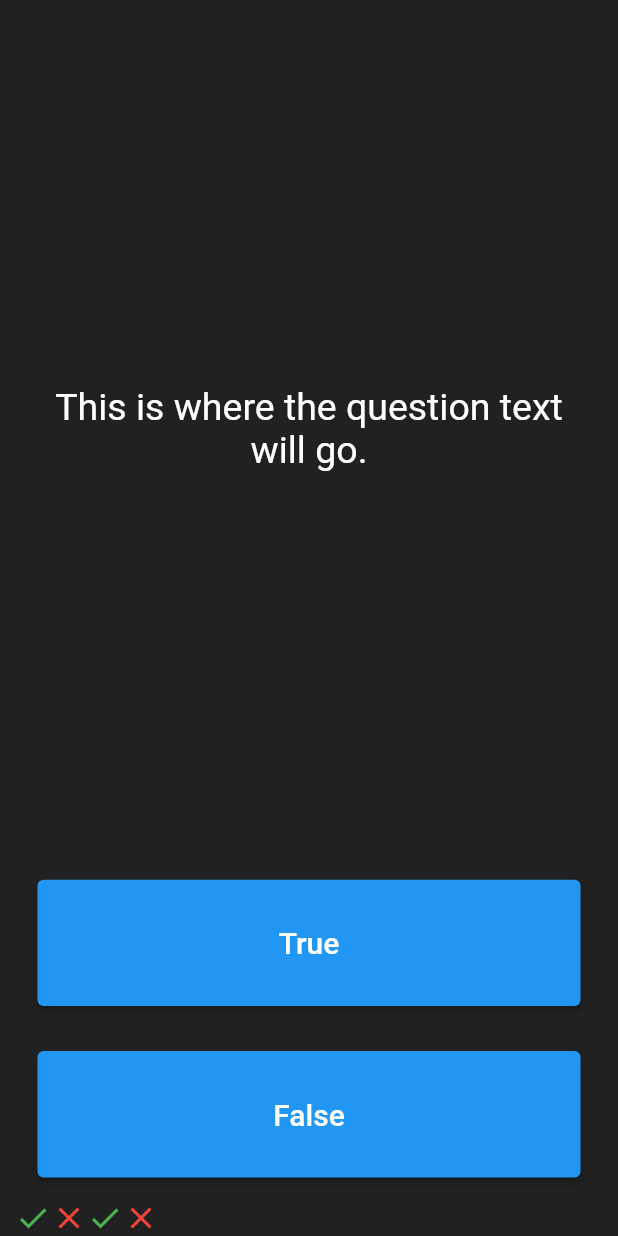
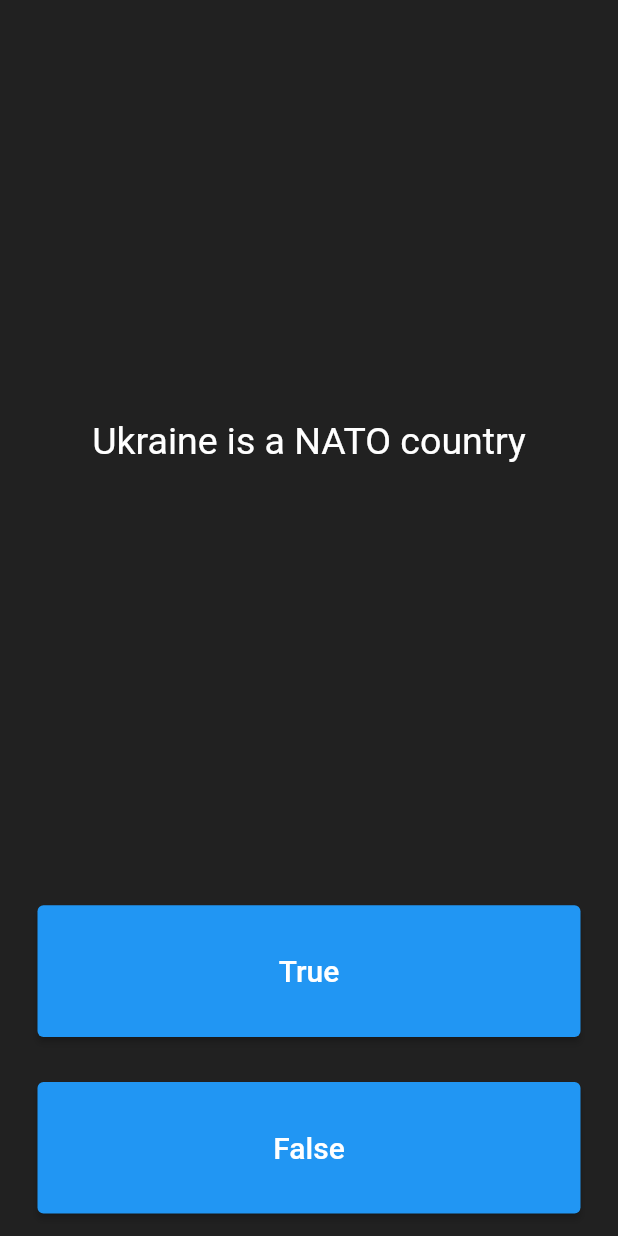
Before and after one commit to shardhayv/quiz_app, a Flutter app: the screen it shows after launch, after a tap on "True", after a tap on "False", on a phone screen of 412 x 824 dp. Run offline on Flutter 3.47's test engine with Material 2 defaults, Android fonts, the phone set to English and light mode, and no system bars.

Commit message:
questions validation done

```diff
--- a/lib/main.dart
+++ b/lib/main.dart
@@ -26,16 +26,21 @@ class QuizPage extends StatefulWidget {
 }
 
 class _QuizPageState extends State<QuizPage> {
-  List<Widget> score = [
-    Icon(
-      Icons.check,
-      color: Colors.green,
-    ),
-    Icon(
-      Icons.close,
-      color: Colors.red,
-    ),
+  List<Widget> score = [];
+
+  List<String> questions = [
+    'Kathmandu is the capital city of Nepal',
+    'Russia is in Europe',
+    'Ukraine is a NATO country',
   ];
+
+  List<bool> answers = [
+    true,
+    false,
+    false,
+  ];
+
+  int que_num = 0;
 
   @override
   Widget build(BuildContext context) {
@@ -49,7 +54,7 @@ class _QuizPageState extends State<QuizPage> {
             padding: EdgeInsets.all(10.0),
             child: Center(
               child: Text(
-                'This is where the question text will go.',
+                questions[que_num],
                 textAlign: TextAlign.center,
                 style: TextStyle(
                   fontSize: 25.0,
@@ -66,7 +71,7 @@ class _QuizPageState extends State<QuizPage> {
               style: ButtonStyle(
                 backgroundColor: MaterialStateProperty.all<Color>(Colors.blue),
               ),
-              child: Text(
+              child: const Text(
                 'True',
                 style: TextStyle(
                   color: Colors.white,
@@ -74,16 +79,16 @@ class _QuizPageState extends State<QuizPage> {
                 ),
               ),
               onPressed: () {
-                setState(
-                  () {
-                    score.add(
-                      Icon(
-                        Icons.check,
-                        color: Colors.green,
-                      ),
-                    );
-                  },
-                );
+                bool correctAnswer = answers[que_num];
+
+                if (correctAnswer == true) {
+                  print('Answer is correct');
+                } else {
+                  print('Answer is wrong');
+                }
+                setState(() {
+                  que_num++;
+                });
               },
             ),
           ),
@@ -103,16 +108,15 @@ class _QuizPageState extends State<QuizPage> {
                 ),
               ),
               onPressed: () {
-                setState(
-                  () {
-                    score.add(
-                      Icon(
-                        Icons.close,
-                        color: Colors.red,
-                      ),
-                    );
-                  },
-                );
+                bool correctAnswer = answers[que_num];
+                if (correctAnswer == false) {
+                  print('Answer is correct');
+                } else {
+                  print('Answer is wrong');
+                }
+                setState(() {
+                  que_num++;
+                });
               },
             ),
           ),
```
